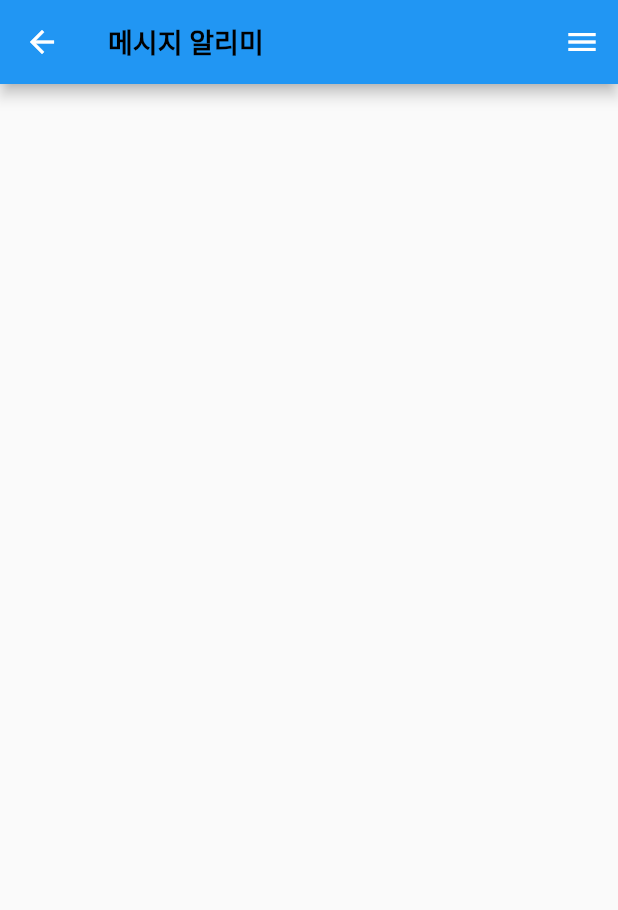
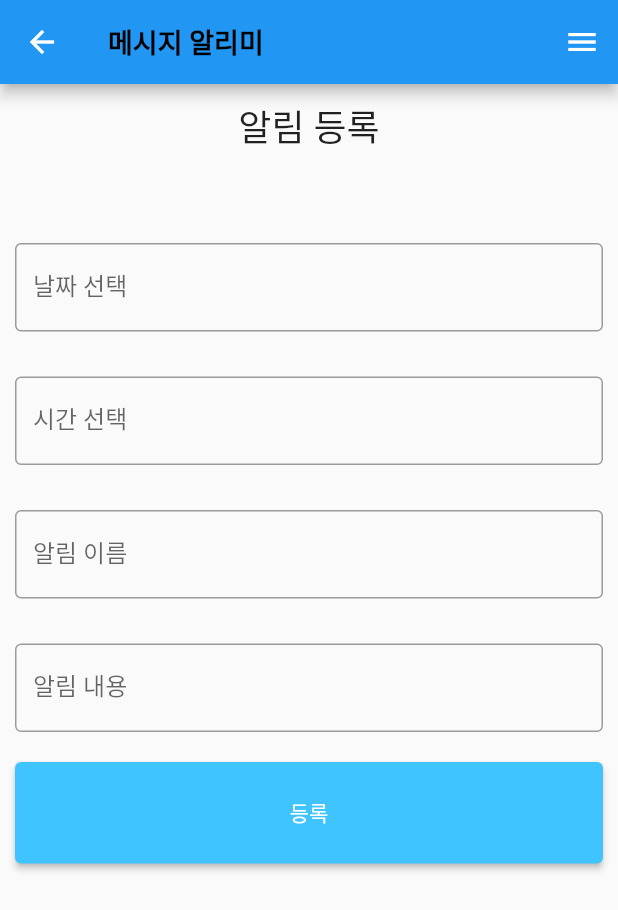
Before and after one commit to heiliglied/PushNotify, a Flutter app: the screen it shows after launch, in the side drawer, after a tap on "신규 알림 추가", on a phone screen of 412 x 824 dp. Shown: the top 910 px of the screen. Run offline on Flutter 3.47's test engine with Material 2 defaults, Android fonts, the phone set to English and light mode, and no system bars; our stand-ins replace drift, table_calendar; accounts and stored records are empty; generated files the repository leaves out were written again.

```diff
--- a/lib/libraries/UniDialog.dart
+++ b/lib/libraries/UniDialog.dart
@@ -3,6 +3,7 @@ import 'package:flutter/cupertino.dart';
 import 'package:flutter/services.dart';
 
 class UniDialog {
+  UniDialog._();
   static void callDialog(BuildContext context, {
     required String title,
     required String content,
--- a/lib/main.dart
+++ b/lib/main.dart
@@ -1,8 +1,9 @@
 import 'package:flutter/material.dart';
 import 'package:push_notify/routes.dart';
+import 'package:flutter_localizations/flutter_localizations.dart';
 
 void main() {
-  runApp(const Main());
+  runApp(Main());
 }
 
 class Main extends StatelessWidget {
@@ -12,8 +13,13 @@ class Main extends StatelessWidget {
   @override
   Widget build(BuildContext context) {
     return MaterialApp(
-        initialRoute: Routes.mainPage,
-        routes: Routes.routes,
+      initialRoute: Routes.mainPage,
+      routes: Routes.routes,
+      localizationsDelegates: [
+        GlobalMaterialLocalizations.delegate,
+        GlobalWidgetsLocalizations.delegate,
+        GlobalCupertinoLocalizations.delegate,
+      ],
     );
   }
 }
--- a/lib/routes.dart
+++ b/lib/routes.dart
@@ -1,11 +1,14 @@
 import 'package:push_notify/views/mainpage.dart';
+import 'package:push_notify/views/set.dart';
 import 'package:flutter/widgets.dart';
 
 class Routes {
   Routes._();
   static const String mainPage = "/";
+  static const String set = "/set";
 
   static final routes = <String, WidgetBuilder>{
     mainPage: (BuildContext context) => MainPage(),
+    set: (BuildContext context) => Set(),
   };
 }
--- a/lib/views/partitions/BaseDrawer.dart
+++ b/lib/views/partitions/BaseDrawer.dart
@@ -39,7 +39,7 @@ class BaseDrawer extends StatelessWidget {
                     ListTile(
                       title: Text('신규 알림 추가'),
                       onTap: () {
-                        Navigator.pushNamed(context, Routes.mainPage, arguments: {"title": "신규 알림 추가"});
+                        Navigator.pushNamed(context, Routes.set, arguments: {"title": "신규 알림 추가"});
                       },
                     ),
                 ],
--- /dev/null
+++ b/lib/views/set.dart
@@ -0,0 +1,159 @@
+import 'package:flutter/material.dart';
+import 'package:intl/intl.dart';
+import 'package:push_notify/views/partitions/BaseAppBar.dart';
+import 'package:push_notify/views/partitions/BaseDrawer.dart';
+import 'package:push_notify/database/database.dart';
+
+class Set extends StatefulWidget {
+  Set({Key? key}) : super(key: key);
+
+  @override
+  State<StatefulWidget> createState() => _Set();
+}
+
+class _Set extends State<Set> {
+  TextEditingController dateinput = TextEditingController();
+  TextEditingController timeinput = TextEditingController();
+  TextEditingController alertName = TextEditingController();
+  TextEditingController alertContents = TextEditingController();
+  @override
+  Widget build(BuildContext context) {
+    double widgetWidth = MediaQuery.of(context).size.width;
+    double widgetHeight = MediaQuery.of(context).size.height;
+    return Scaffold(
+      appBar: BaseAppBar("메시지 알리미"),
+      endDrawer: BaseDrawer(),
+      body: Column(
+        children: [
+          Expanded(
+            child: SingleChildScrollView(
+              child: Container(
+                width: widgetWidth,
+                //height: widgetHeight - AppBar().preferredSize.height,
+                child: Column(
+                  children: <Widget>[
+                    SizedBox(
+                      height: 10,
+                    ),
+                    const Text(
+                      '알림 등록',
+                      textAlign: TextAlign.center,
+                      style: TextStyle(fontSize: 24.0),
+                    ),
+                    SizedBox(
+                      height: 50,
+                    ),
+                    Container(
+                      padding: EdgeInsets.all(10),
+                      child: TextField(
+                        controller: dateinput,
+                        readOnly: true,
+                        //obscureText: true,
+                        decoration: InputDecoration(
+                            border: OutlineInputBorder(),
+                            labelText: '날짜 선택'
+                        ),
+                        onTap: () async {
+                          DateTime? pickedDate = await showDatePicker(
+                            locale: Locale('ko', 'KR'),
+                            context: context,
+                            initialDate: DateTime.now(),
+                            firstDate: DateTime.now().subtract(Duration(days: 365)),
+                            lastDate: DateTime.now().add(Duration(days: 365 * 2)),
+                          );
+                          if(pickedDate != null) {
+                            setState(() {
+                              dateinput.text = DateFormat('yyyy-MM-dd').format(pickedDate);
+                            });
+                          }
+                        },
+                      ),
+                    ),
+                    SizedBox(
+                      height: 10,
+                    ),
+                    Container(
+                      padding: EdgeInsets.all(10),
+                      child: TextField(
+                        controller: timeinput,
+                        readOnly: true,
+                        decoration: InputDecoration(
+                            border: OutlineInputBorder(),
+                            labelText: '시간 선택'
+                        ),
+                        onTap: () async {
+                          TimeOfDay? pickedTime = await showTimePicker(
+                              context: context,
+                              initialTime: TimeOfDay.now(),
+                              cancelText: '취소',
+                              confirmText: '확인',
+                              helpText: '시간 선택',
+                              errorInvalidText: '에러',
+                              hourLabelText: '시',
+                              minuteLabelText: '분',
+                              initialEntryMode: TimePickerEntryMode.input,
+                          );
+                          if(pickedTime != null) {
+                            DateTime parsedTime = DateFormat.jm().parse(pickedTime.format(context).toString());
+                            setState(() {
+                              timeinput.text = DateFormat('HH:mm').format(parsedTime);;
+                            });
+                          }
+                        },
+                      ),
+                    ),
+                    SizedBox(
+                      height: 10,
+                    ),
+                    Container(
+                      padding: EdgeInsets.all(10),
+                      child: TextField(
+                        controller: alertName,
+                        decoration: InputDecoration(
+                            border: OutlineInputBorder(),
+                            labelText: '알림 이름'
+                        ),
+                      ),
+                    ),
+                    SizedBox(
+                      height: 10,
+                    ),
+                    Container(
+                      padding: EdgeInsets.all(10),
+                      child: TextField(
+                        controller: alertContents,
+                        decoration: InputDecoration(
+                            border: OutlineInputBorder(),
+                            labelText: '알림 내용'
+                        ),
+                      ),
+                    ),
+                    SizedBox(
+                      height: 10,
+                    ),
+                    Container(
+                      width: widgetWidth,
+                      height: widgetHeight * 0.15 - AppBar().preferredSize.height,
+                      padding: EdgeInsets.only(left: 10, right: 10),
+                      child: ElevatedButton(
+                        onPressed: (){
+                          setState((){
+
+                          });
+                        },
+                        child: Text("등록"),
+                        style: ElevatedButton.styleFrom(
+                            primary: Colors.lightBlueAccent
+                        ),
+                      ),
+                    )
+                  ]
+                )
+              ),
+            )
+          ),
+        ]
+      ),
+    );
+  }
+}
```
Also changed, not shown: lib/database/database.dart (added, +32 -0 lines), lib/database/tables/notification.dart (added, +9 -0 lines), lib/libraries/CalendarLib.dart (added, +36 -0 lines), pubspec.yaml (+10 -2 lines), lib/database/database.g.dart (added), pubspec.lock, 2 other files.
